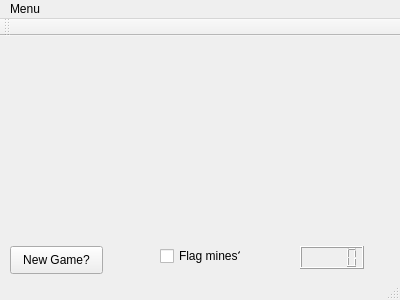
This is mainwindow.ui in amesma/PIC10C_FINAL as Qt 5 draws it before an edit. The edited form follows.
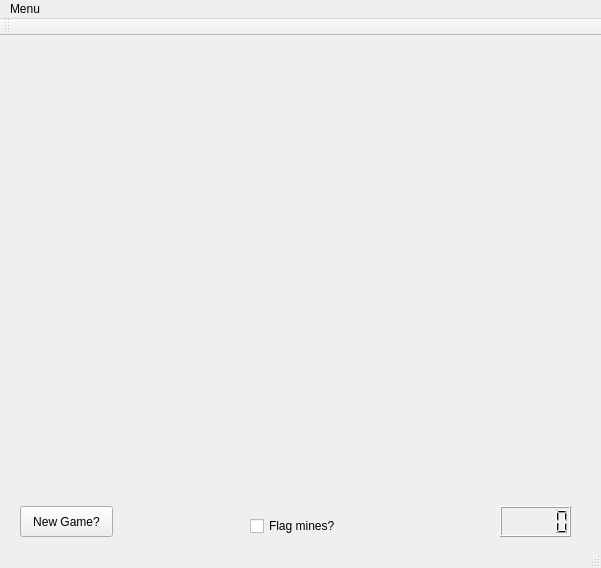
This is the edited form.

Diff of the .ui file:
```diff
--- a/mainwindow.ui
+++ b/mainwindow.ui
@@ -6,8 +6,8 @@
    <rect>
     <x>0</x>
     <y>0</y>
-    <width>400</width>
-    <height>300</height>
+    <width>601</width>
+    <height>568</height>
    </rect>
   </property>
   <property name="windowTitle">
@@ -17,10 +17,10 @@
    <widget class="QPushButton" name="newGame">
     <property name="geometry">
      <rect>
-      <x>10</x>
-      <y>210</y>
+      <x>20</x>
+      <y>470</y>
       <width>93</width>
-      <height>28</height>
+      <height>31</height>
      </rect>
     </property>
     <property name="text">
@@ -30,20 +30,20 @@
    <widget class="QLCDNumber" name="userScore">
     <property name="geometry">
      <rect>
-      <x>300</x>
-      <y>210</y>
-      <width>64</width>
-      <height>23</height>
+      <x>500</x>
+      <y>470</y>
+      <width>71</width>
+      <height>31</height>
      </rect>
     </property>
    </widget>
    <widget class="QWidget" name="gridLayoutWidget">
     <property name="geometry">
      <rect>
-      <x>100</x>
-      <y>10</y>
-      <width>201</width>
-      <height>191</height>
+      <x>60</x>
+      <y>0</y>
+      <width>471</width>
+      <height>461</height>
      </rect>
     </property>
     <layout class="QGridLayout" name="gameLayout"/>
@@ -51,9 +51,9 @@
    <widget class="QCheckBox" name="flag_box">
     <property name="geometry">
      <rect>
-      <x>160</x>
-      <y>210</y>
-      <width>81</width>
+      <x>250</x>
+      <y>480</y>
+      <width>101</width>
       <height>20</height>
      </rect>
     </property>
@@ -67,7 +67,7 @@
     <rect>
      <x>0</x>
      <y>0</y>
-     <width>400</width>
+     <width>601</width>
      <height>26</height>
     </rect>
    </property>
```
